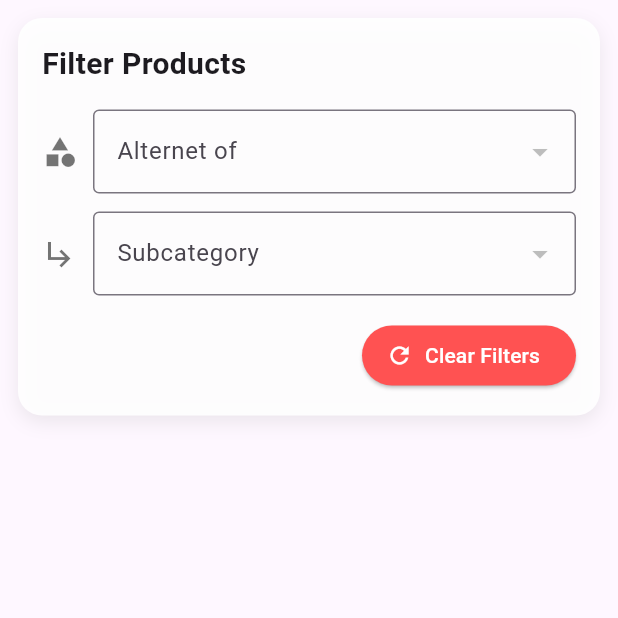
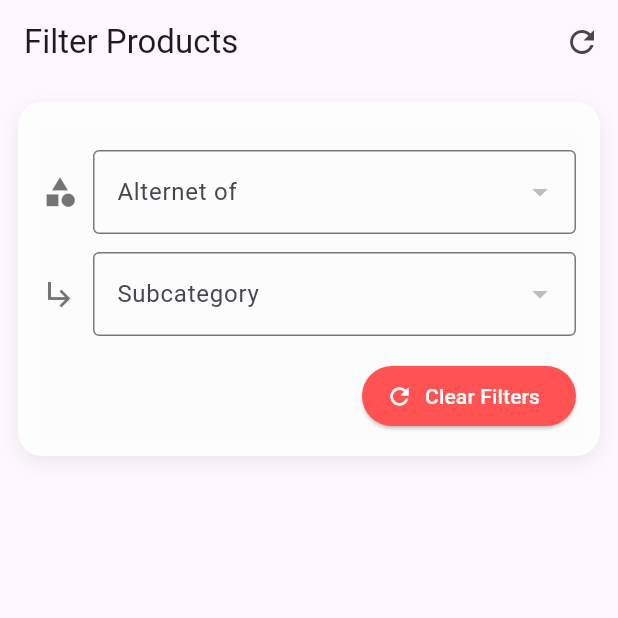
Before and after one commit to masihur96/Safe-Choice, a Flutter app: the screen it shows after launch, on a phone screen of 412 x 824 dp, the top half of it. Run offline on Flutter 3.47's test engine with Material 3 defaults, Android fonts, the light colour scheme and no system bars; our stand-ins replace dio, shared_preferences; network calls fail.

Commit message:
Offline Data Management Dashboard UI Reload

```diff
--- a/lib/produc_screen.dart
+++ b/lib/produc_screen.dart
@@ -1,4 +1,6 @@
+import 'package:cached_network_image/cached_network_image.dart';
 import 'package:flutter/material.dart';
+import 'package:safe_choice/repository/pref_key.dart';
 import 'package:safe_choice/repository/product_repository.dart';
 import 'model/product_model.dart';
 
@@ -35,12 +37,31 @@ class _ProductScreenState extends State<ProductScreen> {
   @override
   void initState() {
     super.initState();
-    fetchProducts();
+    getFromPref();
+  }
+
+  getFromPref()async{
+    setState(() => _isLoading = true);
+    allProducts = await PREFSKey.getProductsFromSharedPreferences();
+
+    if(allProducts.isEmpty){
+      fetchProducts();
+
+    }else{
+
+      filteredProducts = List.from(allProducts);
+
+
+    }
+
+    setState(() => _isLoading = false);
+    print("allProducts.length::::${allProducts.length}");
   }
 
   void fetchProducts() async {
     setState(() => _isLoading = true);
     allProducts = await _productRepository.getProducts();
+    await PREFSKey.saveProductToSharedPreferences(allProducts);
     filteredProducts = List.from(allProducts);
     setState(() => _isLoading = false);
   }
@@ -68,12 +89,12 @@ class _ProductScreenState extends State<ProductScreen> {
   @override
   Widget build(BuildContext context) {
     return Scaffold(
-      // appBar: AppBar(
-      //   title: const Text('Products'),
-      //   actions: [
-      //     IconButton(onPressed: fetchProducts, icon: const Icon(Icons.refresh))
-      //   ],
-      // ),
+      appBar: AppBar(
+        title: const Text('Filter Products'),
+        actions: [
+          IconButton(onPressed: fetchProducts, icon: const Icon(Icons.refresh))
+        ],
+      ),
       body: SafeArea(
         child: _isLoading
             ? const Center(child: CircularProgressIndicator())
@@ -98,13 +119,7 @@ class _ProductScreenState extends State<ProductScreen> {
               child: Column(
                 crossAxisAlignment: CrossAxisAlignment.start,
                 children: [
-                  const Text(
-                    "Filter Products",
-                    style: TextStyle(
-                      fontSize: 20,
-                      fontWeight: FontWeight.bold,
-                    ),
-                  ),
+
                   const SizedBox(height: 16),
 
                   // Category Dropdown
@@ -227,9 +242,17 @@ class ProductCard extends StatelessWidget {
           Expanded(
             child: ClipRRect(
               borderRadius: const BorderRadius.vertical(top: Radius.circular(12)),
-              child: Image.network(
-                product.image,
-                fit: BoxFit.cover,
+              child: CachedNetworkImage(
+                imageUrl: product.image,
+                fadeInDuration: Duration(milliseconds: 300),
+                placeholder: (context, url) => SizedBox(
+                  height: 40,
+                  width: 40,
+                  child: Center(
+                    child: CircularProgressIndicator(strokeWidth: 1.5),
+                  ),
+                ),
+                errorWidget: (context, url, error) => Icon(Icons.error),
               ),
             ),
           ),
--- /dev/null
+++ b/lib/repository/pref_key.dart
@@ -0,0 +1,54 @@
+import 'dart:convert';
+
+import 'package:safe_choice/model/product_model.dart';
+import 'package:shared_preferences/shared_preferences.dart';
+
+class PREFSKey {
+
+  //theme set and get
+  Future<bool> setThemeIsDark(bool value) async {
+    final SharedPreferences sf = await SharedPreferences.getInstance();
+    bool status = await sf.setBool('isDarkTheme', value);
+    return status;
+  }
+
+  Future<bool?> getThemeIsDark() async {
+    final SharedPreferences sf = await SharedPreferences.getInstance();
+    bool? result = sf.getBool('isDarkTheme');
+    return result;
+  }
+
+  Future<bool> removeThemeIsDark() async {
+    final SharedPreferences sf = await SharedPreferences.getInstance();
+    bool status = await sf.remove('isDarkTheme');
+    return status;
+  }
+
+
+  static Future<void> saveProductToSharedPreferences(List<ProductModel> productModel) async {
+    SharedPreferences prefs = await SharedPreferences.getInstance();
+
+    // Convert the list of ProductModel to a list of maps
+    List<Map<String, dynamic>> jsonList = productModel.map((item) => item.toJson()).toList();
+
+    // Encode the list to JSON string
+    String productJson = json.encode(jsonList);
+
+    // Save the string to SharedPreferences
+    await prefs.setString('productKey', productJson);
+  }
+
+  static Future<List<ProductModel>> getProductsFromSharedPreferences() async {
+    SharedPreferences prefs = await SharedPreferences.getInstance();
+    String? productJson = prefs.getString('productKey');
+
+    if (productJson != null) {
+      List<dynamic> productList = json.decode(productJson);
+      return productList.map((item) => ProductModel.fromJson(item)).toList();
+    } else {
+      return [];
+    }
+  }
+
+
+}
--- a/pubspec.yaml
+++ b/pubspec.yaml
@@ -34,7 +34,9 @@ dependencies:
   # Use with the CupertinoIcons class for iOS style icons.
   cupertino_icons: ^1.0.8
   dio: ^5.1.1
+  cached_network_image: ^3.4.1
   flutter_launcher_icons: ^0.14.3
+  shared_preferences: ^2.5.3
 
 dev_dependencies:
   flutter_test:
```
Also changed, not shown: pubspec.lock, 1 other file.
